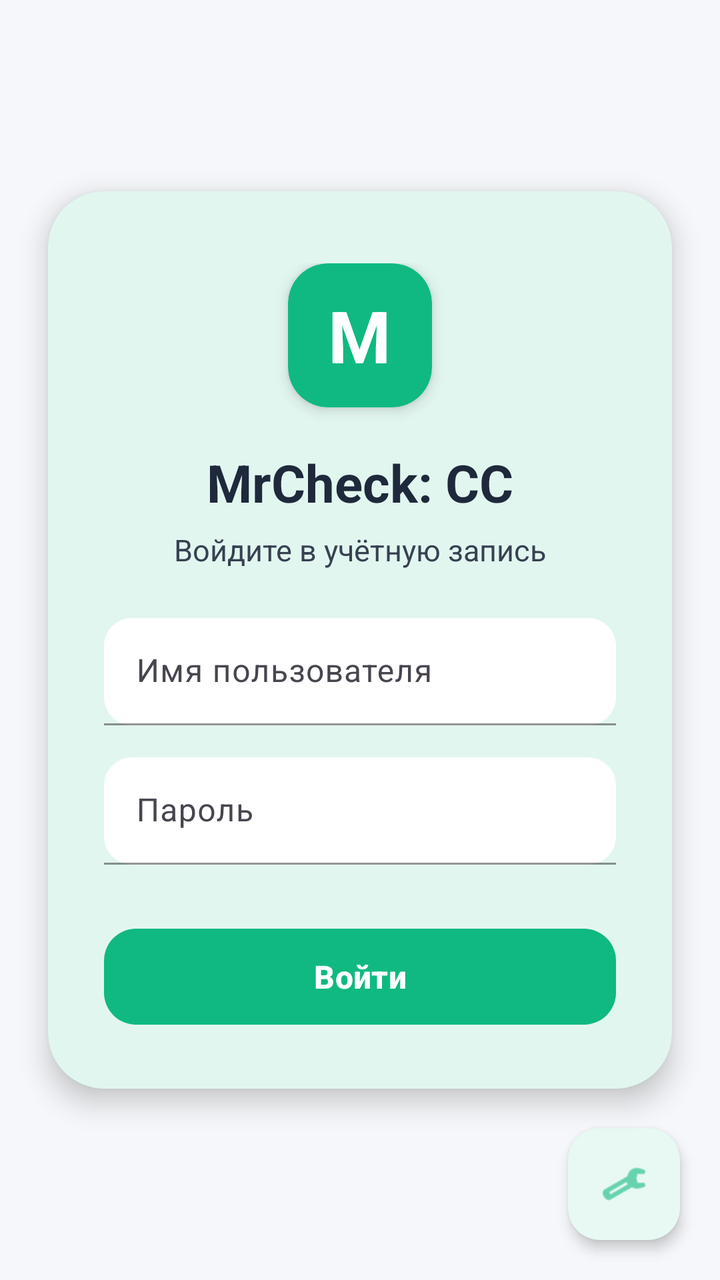
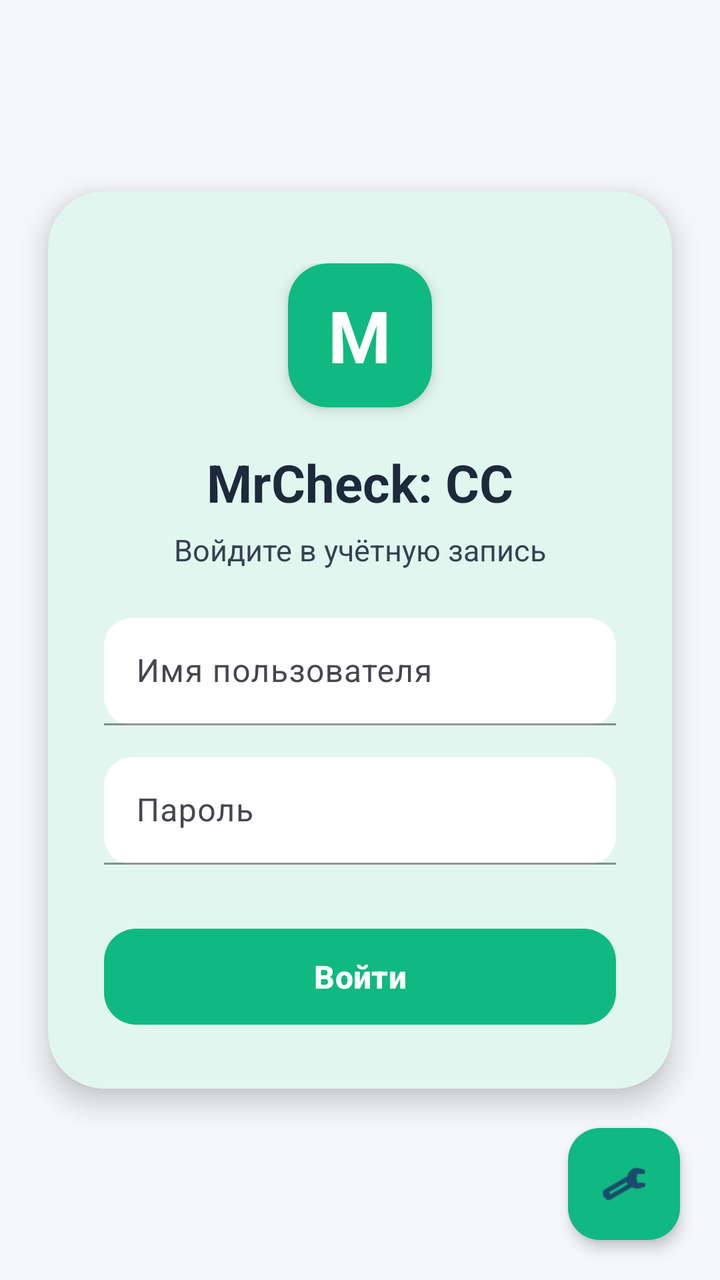

Two renders of the same Android screen: before a commit and after it. Below are the layout's source before the change and the commit's diff.
<!-- AndroidManifest.xml: activity theme Theme.MrCWarehouse -->
<!-- res/layout/activity_login.xml -->
<?xml version="1.0" encoding="utf-8"?>
<androidx.constraintlayout.widget.ConstraintLayout xmlns:android="http://schemas.android.com/apk/res/android"
    xmlns:app="http://schemas.android.com/apk/res-auto"
    android:layout_width="match_parent"
    android:layout_height="match_parent"
    android:background="@color/bg_main">

    <com.google.android.material.card.MaterialCardView
        android:layout_width="match_parent"
        android:layout_height="wrap_content"
        android:layout_marginHorizontal="24dp"
        app:cardBackgroundColor="@color/bg_card"
        app:cardCornerRadius="28dp"
        app:cardElevation="8dp"
        app:layout_constraintBottom_toBottomOf="parent"
        app:layout_constraintEnd_toEndOf="parent"
        app:layout_constraintStart_toStartOf="parent"
        app:layout_constraintTop_toTopOf="parent">

        <LinearLayout
            android:layout_width="match_parent"
            android:layout_height="wrap_content"
            android:gravity="center_horizontal"
            android:orientation="vertical"
            android:paddingHorizontal="28dp"
            android:paddingTop="36dp"
            android:paddingBottom="28dp">

            
            <com.google.android.material.card.MaterialCardView
                android:layout_width="72dp"
                android:layout_height="72dp"
                app:cardBackgroundColor="@color/primary"
                app:cardCornerRadius="20dp"
                app:cardElevation="4dp">

                <TextView
                    android:layout_width="wrap_content"
                    android:layout_height="wrap_content"
                    android:layout_gravity="center"
                    android:text="M"
                    android:textColor="@color/white"
                    android:textSize="36sp"
                    android:textStyle="bold" />
            </com.google.android.material.card.MaterialCardView>

            <TextView
                android:layout_width="wrap_content"
                android:layout_height="wrap_content"
                android:layout_marginTop="20dp"
                android:text="MrCheck: CC"
                android:textColor="@color/text_primary"
                android:textSize="26sp"
                android:textStyle="bold" />

            <TextView
                android:id="@+id/tvSubtitle"
                android:layout_width="wrap_content"
                android:layout_height="wrap_content"
                android:layout_marginTop="6dp"
                android:text="Войдите в учётную запись"
                android:textColor="@color/text_secondary"
                android:textSize="15sp" />

            
            <LinearLayout
                android:id="@+id/layoutSavedSession"
                android:layout_width="match_parent"
                android:layout_height="wrap_content"
                android:layout_marginTop="28dp"
                android:gravity="center"
                android:orientation="vertical"
                android:visibility="gone">

                <TextView
                    android:layout_width="wrap_content"
                    android:layout_height="wrap_content"
                    android:text="Вы вошли как"
                    android:textColor="@color/text_secondary"
                    android:textSize="14sp" />

                <TextView
                    android:id="@+id/tvSavedUsername"
                    android:layout_width="wrap_content"
                    android:layout_height="wrap_content"
                    android:layout_marginTop="6dp"
                    android:textColor="@color/primary"
                    android:textSize="22sp"
                    android:textStyle="bold" />

                <com.google.android.material.button.MaterialButton
                    android:id="@+id/btnContinue"
                    android:layout_width="match_parent"
                    android:layout_height="56dp"
                    android:layout_marginTop="24dp"
                    android:text="Продолжить"
                    android:textAllCaps="false"
                    android:textColor="@color/white"
                    android:textSize="16sp"
                    android:textStyle="bold"
                    app:cornerRadius="16dp" />

                <TextView
                    android:id="@+id/tvSwitchUser"
                    android:layout_width="wrap_content"
                    android:layout_height="wrap_content"
                    android:layout_marginTop="16dp"
                    android:clickable="true"
                    android:focusable="true"
                    android:paddingHorizontal="12dp"
                    android:paddingVertical="8dp"
                    android:text="Сменить пользователя"
                    android:textColor="@color/primary"
                    android:textSize="14sp"
                    android:textStyle="bold" />
            </LinearLayout>

            <TextView
                android:id="@+id/tvError"
                android:layout_width="match_parent"
                android:layout_height="wrap_content"
                android:layout_marginTop="20dp"
                android:background="@drawable/error_bg"
                android:gravity="center"
                android:paddingHorizontal="16dp"
                android:paddingVertical="12dp"
                android:textColor="@color/text_error"
                android:textSize="14sp"
                android:visibility="gone" />

            <LinearLayout
                android:id="@+id/layoutLoginForm"
                android:layout_width="match_parent"
                android:layout_height="wrap_content"
                android:layout_marginTop="24dp"
                android:orientation="vertical"
                android:visibility="visible">

                <com.google.android.material.textfield.TextInputLayout
                    android:layout_width="match_parent"
                    android:layout_height="wrap_content"
                    android:hint="Имя пользователя"
                    app:boxBackgroundColor="@color/bg_input"
                    app:boxBackgroundMode="filled"
                    app:boxCornerRadiusBottomEnd="14dp"
                    app:boxCornerRadiusBottomStart="14dp"
                    app:boxCornerRadiusTopEnd="14dp"
                    app:boxCornerRadiusTopStart="14dp"
                    app:boxStrokeColor="@color/input_stroke"
                    app:boxStrokeErrorColor="@color/status_error"
                    app:hintTextColor="@color/text_hint">

                    <com.google.android.material.textfield.TextInputEditText
                        android:id="@+id/etUsername"
                        android:layout_width="match_parent"
                        android:layout_height="wrap_content"
                        android:inputType="text"
                        android:padding="16dp"
                        android:textColor="@color/text_primary"
                        android:textColorHint="@color/text_hint"
                        android:textSize="16sp" />
                </com.google.android.material.textfield.TextInputLayout>

                <com.google.android.material.textfield.TextInputLayout
                    android:layout_width="match_parent"
                    android:layout_height="wrap_content"
                    android:layout_marginTop="16dp"
                    android:hint="Пароль"
                    app:boxBackgroundColor="@color/bg_input"
                    app:boxBackgroundMode="filled"
                    app:boxCornerRadiusBottomEnd="14dp"
                    app:boxCornerRadiusBottomStart="14dp"
                    app:boxCornerRadiusTopEnd="14dp"
                    app:boxCornerRadiusTopStart="14dp"
                    app:boxStrokeColor="@color/input_stroke"
                    app:boxStrokeErrorColor="@color/status_error"
                    app:endIconMode="password_toggle"
                    app:hintTextColor="@color/text_hint"
                    app:passwordToggleEnabled="true">

                    <com.google.android.material.textfield.TextInputEditText
                        android:id="@+id/etPassword"
                        android:layout_width="match_parent"
                        android:layout_height="wrap_content"
                        android:inputType="textPassword"
                        android:padding="16dp"
                        android:textColor="@color/text_primary"
                        android:textColorHint="@color/text_hint"
                        android:textSize="16sp" />
                </com.google.android.material.textfield.TextInputLayout>

                <com.google.android.material.button.MaterialButton
                    android:id="@+id/btnLogin"
                    android:layout_width="match_parent"
                    android:layout_height="56dp"
                    android:layout_marginTop="28dp"
                    android:text="Войти"
                    android:textAllCaps="false"
                    android:textColor="@color/white"
                    android:textSize="16sp"
                    android:textStyle="bold"
                    app:cornerRadius="16dp" />
            </LinearLayout>

            <ProgressBar
                android:id="@+id/progressBar"
                android:layout_width="32dp"
                android:layout_height="32dp"
                android:layout_marginTop="20dp"
                android:indeterminateTint="@color/primary"
                android:visibility="gone" />

        </LinearLayout>
    </com.google.android.material.card.MaterialCardView>

    
    <com.google.android.material.floatingactionbutton.FloatingActionButton
        android:id="@+id/btnSettings"
        android:layout_width="wrap_content"
        android:layout_height="wrap_content"
        android:layout_margin="20dp"
        android:clickable="true"
        android:contentDescription="Настройки"
        android:focusable="true"
        android:src="@android:drawable/ic_menu_manage"
        app:backgroundTint="@color/bg_card"
        app:elevation="4dp"
        app:fabSize="mini"
        app:layout_constraintBottom_toBottomOf="parent"
        app:layout_constraintEnd_toEndOf="parent"
        app:tint="@color/primary" />

</androidx.constraintlayout.widget.ConstraintLayout>
<!-- resources referenced by this layout -->
<resources>
  <color name="bg_card">#FFFFFF</color>
  <color name="bg_input">#FFFFFF</color>
  <color name="bg_main">#F5F7FA</color>
  <color name="input_stroke">#9CA3AF</color>
  <color name="primary">#10B981</color>
  <color name="status_error">#EF4444</color>
  <color name="text_error">#DC2626</color>
  <color name="text_hint">#4B5563</color>
  <color name="text_primary">#1E293B</color>
  <color name="text_secondary">#374151</color>
  <color name="white">#FFFFFF</color>
  <!-- drawable error_bg (drawable) -->
  <?xml version="1.0" encoding="utf-8"?>
  <shape xmlns:android="http://schemas.android.com/apk/res/android"
      android:shape="rectangle">
      <solid android:color="@color/bg_error" />
      <corners android:radius="12dp" />
      <stroke
          android:width="1dp"
          android:color="@color/status_error" />
  </shape>
  <style name="Theme.MrCWarehouse" parent="Theme.Material3.DayNight.NoActionBar">
          <item name="colorPrimary">@color/primary</item>
          <item name="colorPrimaryDark">@color/primary_dark</item>
          <item name="colorAccent">@color/primary</item>
          <item name="colorOnPrimary">@color/text_on_primary</item>
          <item name="colorSecondary">@color/secondary</item>
          <item name="colorOnSecondary">@color/white</item>
          <item name="colorSurface">@color/bg_card</item>
          <item name="colorOnSurface">@color/text_primary</item>
          <item name="android:statusBarColor">@color/primary_dark</item>
          <item name="android:navigationBarColor">@color/bg_nav</item>
          <item name="android:windowBackground">@color/bg_main</item>
          <item name="materialCardViewStyle">@style/CardView.Solid</item>
      </style>
  <color name="bg_error">#FEA2A2</color>
  <color name="primary_dark">#059669</color>
  <color name="text_on_primary">#FFFFFF</color>
  <color name="secondary">#059669</color>
  <color name="bg_nav">#FFFFFF</color>
  <style name="CardView.Solid" parent="Widget.Material3.CardView.Filled">
          <item name="cardElevation">2dp</item>
          <item name="cardCornerRadius">16dp</item>
          <item name="cardBackgroundColor">@color/bg_card</item>
          <item name="strokeColor">@android:color/transparent</item>
          <item name="strokeWidth">0dp</item>
      </style>
</resources>

<!-- the commit's change to res/layout/activity_login.xml (unified diff, before → after) -->
@@ -220,14 +220,14 @@
         android:layout_height="wrap_content"
         android:layout_margin="20dp"
         android:clickable="true"
-        android:contentDescription="Настройки"
+        android:contentDescription="@null"
         android:focusable="true"
-        android:src="@android:drawable/ic_menu_manage"
-        app:backgroundTint="@color/bg_card"
+        android:src="@android:drawable/ic_menu_preferences"
+        app:backgroundTint="@color/primary"
         app:elevation="4dp"
         app:fabSize="mini"
         app:layout_constraintBottom_toBottomOf="parent"
         app:layout_constraintEnd_toEndOf="parent"
-        app:tint="@color/primary" />
+         />
 
 </androidx.constraintlayout.widget.ConstraintLayout>
<!-- resource entries referenced after the edit -->
@@ -31,7 +31,7 @@
           <item name="colorSurface">@color/bg_card</item>
           <item name="colorOnSurface">@color/text_primary</item>
           <item name="android:statusBarColor">@color/primary_dark</item>
-          <item name="android:navigationBarColor">@color/bg_nav</item>
+          <item name="android:navigationBarColor">@color/primary</item>
           <item name="android:windowBackground">@color/bg_main</item>
           <item name="materialCardViewStyle">@style/CardView.Solid</item>
       </style>
@@ -39,7 +39,6 @@
   <color name="primary_dark">#059669</color>
   <color name="text_on_primary">#FFFFFF</color>
   <color name="secondary">#059669</color>
-  <color name="bg_nav">#FFFFFF</color>
   <style name="CardView.Solid" parent="Widget.Material3.CardView.Filled">
           <item name="cardElevation">2dp</item>
           <item name="cardCornerRadius">16dp</item>
